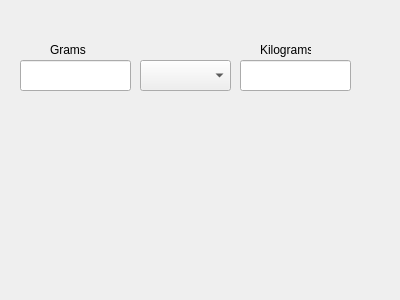
Old version of the form weight.ui in the repository ITAAcademy/ITAInformator.
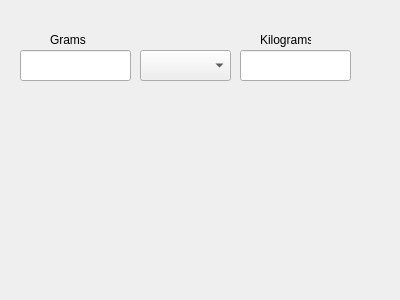
New version of the form.

Commit message: -add thissFixedSize to windows convert

```diff
--- a/weight.ui
+++ b/weight.ui
@@ -17,7 +17,7 @@
    <property name="geometry">
     <rect>
      <x>240</x>
-     <y>60</y>
+     <y>50</y>
      <width>111</width>
      <height>31</height>
     </rect>
@@ -27,7 +27,7 @@
    <property name="geometry">
     <rect>
      <x>20</x>
-     <y>60</y>
+     <y>50</y>
      <width>111</width>
      <height>31</height>
     </rect>
@@ -37,7 +37,7 @@
    <property name="geometry">
     <rect>
      <x>140</x>
-     <y>60</y>
+     <y>50</y>
      <width>91</width>
      <height>31</height>
     </rect>
@@ -47,7 +47,7 @@
    <property name="geometry">
     <rect>
      <x>50</x>
-     <y>40</y>
+     <y>30</y>
      <width>51</width>
      <height>20</height>
     </rect>
@@ -60,7 +60,7 @@
    <property name="geometry">
     <rect>
      <x>260</x>
-     <y>40</y>
+     <y>30</y>
      <width>51</width>
      <height>20</height>
     </rect>
```
The commit also changes 5 other files.
